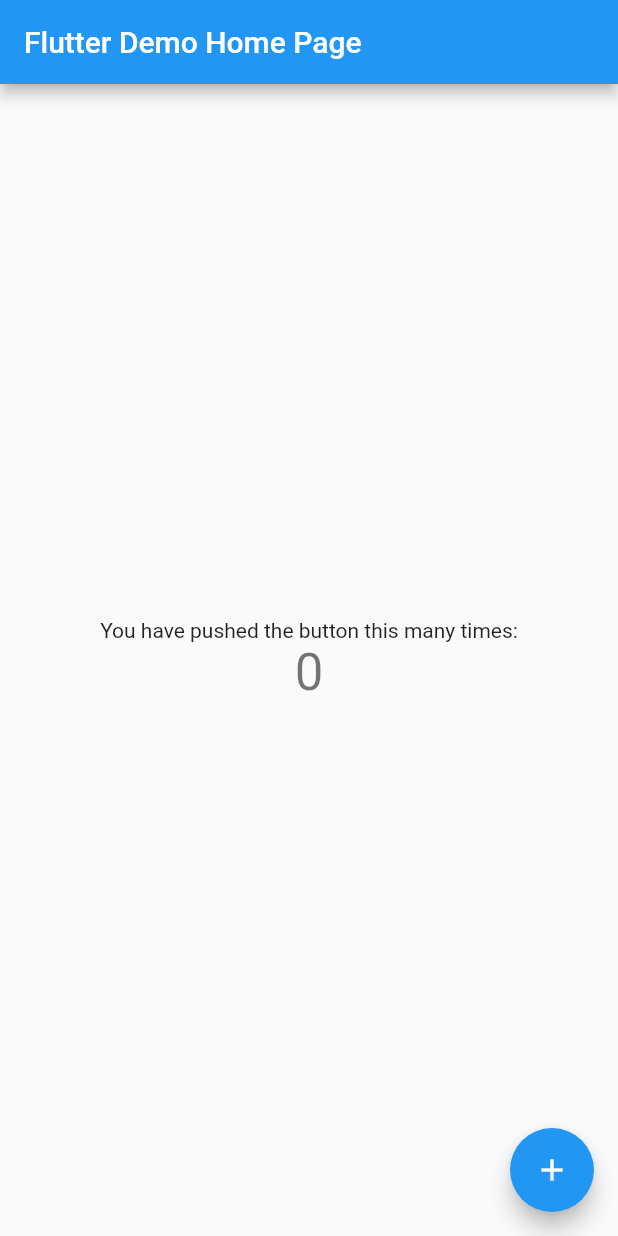
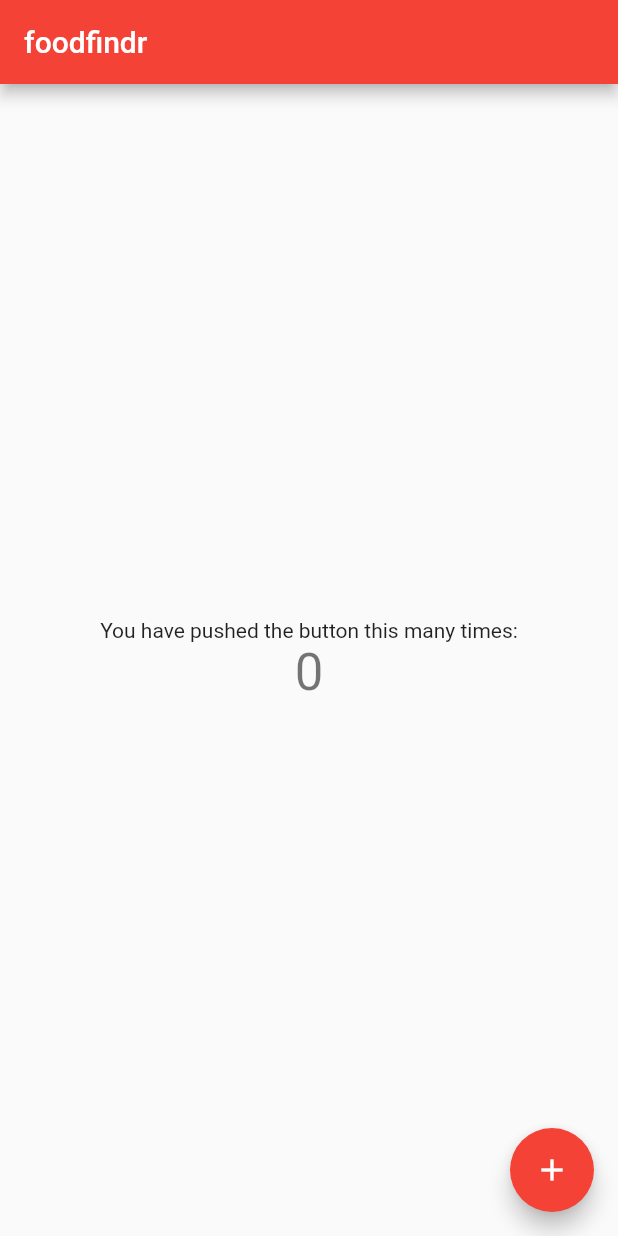
Before and after one commit to eric-li18/foodfindr, a Flutter app: the screen it shows after launch, on a phone screen of 412 x 824 dp. Run offline on Flutter 3.47's test engine with Material 2 defaults, Android fonts, the phone set to English and light mode, and no system bars.

```diff
--- a/foodfindr/lib/main.dart
+++ b/foodfindr/lib/main.dart
@@ -1,13 +1,12 @@
 import 'package:flutter/material.dart';
 
 void main() => runApp(MyApp());
-
 class MyApp extends StatelessWidget {
   // This widget is the root of your application.
   @override
   Widget build(BuildContext context) {
     return MaterialApp(
-      title: 'Flutter Demo',
+      title: 'foodfindr',
       theme: ThemeData(
         // This is the theme of your application.
         //
@@ -18,9 +17,9 @@ class MyApp extends StatelessWidget {
         // or simply save your changes to "hot reload" in a Flutter IDE).
         // Notice that the counter didn't reset back to zero; the application
         // is not restarted.
-        primarySwatch: Colors.blue,
+        primarySwatch: Colors.red,
       ),
-      home: MyHomePage(title: 'Flutter Demo Home Page'),
+      home: MyHomePage(title: 'foodfindr'),
     );
   }
 }
```
Also changed, not shown: 1 other file.
